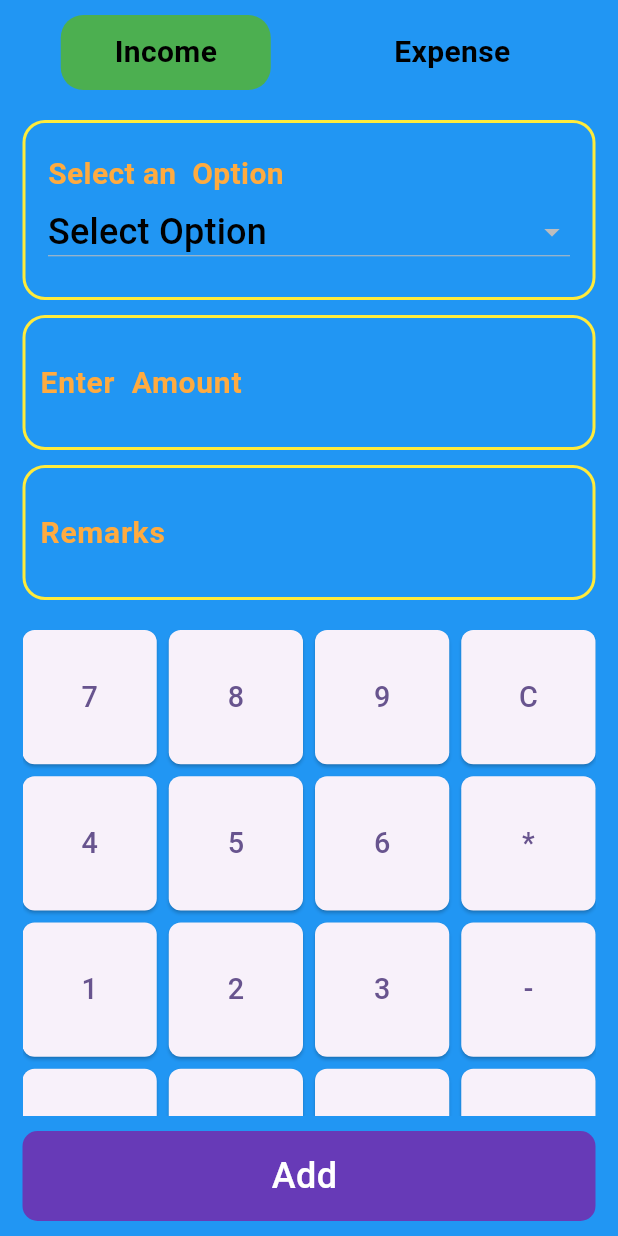
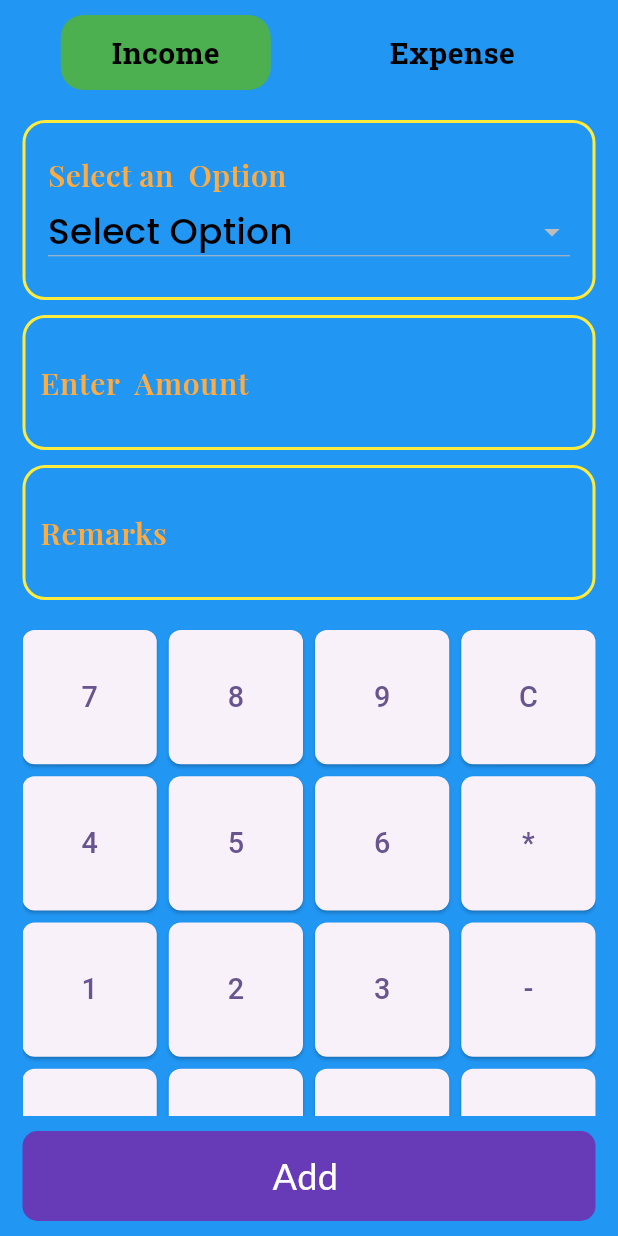
Before and after one commit to rabiaryal/budget_planner_022, a Flutter app: the screen it shows after launch, after a tap on the "add" icon, on a phone screen of 412 x 824 dp. Run offline on Flutter 3.47's test engine with Material 3 defaults, Android fonts, the phone set to English and light mode, and no system bars; our stand-ins replace another_flushbar, firebase_auth, fl_chart, fluttertoast, google_fonts, shared_preferences; missing offline and left inert: function_tree; accounts and stored records are empty.

Commit message:
different charts added

```diff
--- a/lib/Utils/style/textstyle.dart
+++ b/lib/Utils/style/textstyle.dart
@@ -1,26 +1,39 @@
 import 'package:flutter/material.dart';
+import 'package:google_fonts/google_fonts.dart';
 
 class TextStylesOO {
-  static const TextStyle title = TextStyle(
+  // Title style (bold and formal)
+  static TextStyle title = GoogleFonts.robotoSlab(
+    textStyle: const TextStyle(
       fontSize: 20,
       fontWeight: FontWeight.bold,
       color: Colors.black,
+    ),
   );
 
-  static const TextStyle input = TextStyle(
+  // Input text style (simple and modern)
+  static TextStyle input = GoogleFonts.poppins(
+    textStyle: const TextStyle(
       fontSize: 24,
       color: Colors.black,
+    ),
   );
 
-  static const TextStyle label = TextStyle(
+  // Label text style (attention-grabbing and decorative)
+  static TextStyle label = GoogleFonts.playfairDisplay(
+    textStyle: const TextStyle(
       fontSize: 20,
       fontWeight: FontWeight.w600,
       color: Colors.orangeAccent,
+    ),
   );
 
-  static const TextStyle button = TextStyle(
+  // Button text style (clear and readable)
+  static TextStyle button = GoogleFonts.lato(
+    textStyle: const TextStyle(
       fontSize: 24,
       fontWeight: FontWeight.w500,
       color: Colors.white,
+    ),
   );
 }
--- a/lib/home/amount/typescontainer.dart
+++ b/lib/home/amount/typescontainer.dart
@@ -42,10 +42,11 @@ class IOTypes extends StatelessWidget {
               // Use Consumer to listen for state changes
               builder: (context, provider, child) {
                 return DropdownButton<String>(
-  value: provider.selectedOption.isNotEmpty && options.contains(provider.selectedOption)
+                  value: provider.selectedOption.isNotEmpty &&
+                          options.contains(provider.selectedOption)
                       ? provider.selectedOption
                       : null, // Default to null if no match
-  hint: const Text(
+                  hint: Text(
                     'Select Option',
                     style: TextStylesOO.input,
                     textAlign: TextAlign.right,
@@ -80,9 +81,6 @@ class IOTypes extends StatelessWidget {
                         },
                   dropdownColor: Colors.transparent,
                 );
-
-
-
               },
             ),
           ],
--- a/lib/home/homepage.dart
+++ b/lib/home/homepage.dart
@@ -4,6 +4,10 @@ import 'package:budget_planner/Utils/style/textstyle.dart';
 
 import 'package:budget_planner/home/amount/amounthome.dart';
 import 'package:budget_planner/home/display/maindisplay.dart';
+import 'package:budget_planner/home/widget/chart01.dart';
+import 'package:budget_planner/home/widget/pie_chart01.dart';
+import 'package:budget_planner/home/widget/pie_chart02.dart';
+import 'package:fl_chart/fl_chart.dart';
 
 import 'package:flutter/material.dart';
 
@@ -15,13 +19,14 @@ class HomePage extends StatefulWidget {
 }
 
 class _HomePageState extends State<HomePage> {
+  final data = [33.0, 25.0, 12.0, 24.0, 6.0];
   @override
   Widget build(BuildContext context) {
     return Scaffold(
         appBar: AppBar(
           backgroundColor: AppColors.buttonColor,
           centerTitle: true,
-          title:const Text(
+          title: Text(
             "Budget Planner",
             style: TextStylesOO.button,
           ),
@@ -40,7 +45,12 @@ class _HomePageState extends State<HomePage> {
                         context,
                         MaterialPageRoute(
                             builder: (context) => DisplayDataPage()));
-                  })
+                  }),
+             const  SizedBox(
+                height: 400,
+                width: double.infinity,
+                child: PieChartSample2(),
+              )
             ],
           ),
         ),
--- /dev/null
+++ b/lib/home/widget/pie_chart02.dart
@@ -0,0 +1,159 @@
+import 'package:fl_chart/fl_chart.dart';
+import 'package:flutter/material.dart';
+
+class PieChartSample2 extends StatefulWidget {
+  const PieChartSample2({super.key});
+
+  @override
+  State<StatefulWidget> createState() => PieChart2State();
+}
+
+class PieChart2State extends State<PieChartSample2> {
+  int touchedIndex = -1;
+
+  @override
+  Widget build(BuildContext context) {
+    return AspectRatio(
+      aspectRatio: 1.3,
+      child: Row(
+        children: <Widget>[
+          const SizedBox(
+            height: 18,
+          ),
+          Expanded(
+            child: AspectRatio(
+              aspectRatio: 1,
+              child: PieChart(
+                PieChartData(
+                  pieTouchData: PieTouchData(
+                    touchCallback: (FlTouchEvent event, pieTouchResponse) {
+                      setState(() {
+                        if (!event.isInterestedForInteractions ||
+                            pieTouchResponse == null ||
+                            pieTouchResponse.touchedSection == null) {
+                          touchedIndex = -1;
+                          return;
+                        }
+                        touchedIndex = pieTouchResponse
+                            .touchedSection!.touchedSectionIndex;
+                      });
+                    },
+                  ),
+                  borderData: FlBorderData(
+                    show: false,
+                  ),
+                  sectionsSpace: 0,
+                  centerSpaceRadius: 40,
+                  sections: showingSections(),
+                ),
+              ),
+            ),
+          ),
+          Column(
+            mainAxisAlignment: MainAxisAlignment.end,
+            crossAxisAlignment: CrossAxisAlignment.start,
+            children: <Widget>[
+              _buildIndicator(Colors.green, 'First'),
+              const SizedBox(height: 4),
+              _buildIndicator(Colors.yellow, 'Second'),
+              const SizedBox(height: 4),
+              _buildIndicator(Colors.purple, 'Third'),
+              const SizedBox(height: 4),
+              _buildIndicator(Colors.blue, 'Fourth'),
+              const SizedBox(height: 18),
+            ],
+          ),
+          const SizedBox(width: 28),
+        ],
+      ),
+    );
+  }
+
+  Widget _buildIndicator(Color color, String text) {
+    return Row(
+      children: [
+        Container(
+          width: 12,
+          height: 12,
+          decoration: BoxDecoration(
+            shape: BoxShape.circle,
+            color: color,
+          ),
+        ),
+        const SizedBox(width: 8),
+        Text(
+          text,
+          style: const TextStyle(
+            fontSize: 14,
+            fontWeight: FontWeight.bold,
+          ),
+        ),
+      ],
+    );
+  }
+
+  List<PieChartSectionData> showingSections() {
+    return List.generate(4, (i) {
+      final isTouched = i == touchedIndex;
+      final fontSize = isTouched ? 25.0 : 16.0;
+      final radius = isTouched ? 60.0 : 50.0;
+      const shadows = [Shadow(color: Colors.black, blurRadius: 2)];
+      switch (i) {
+        case 0:
+          return PieChartSectionData(
+            color: Colors.blue,
+            value: 40,
+            title: '40%',
+            radius: radius,
+            titleStyle: TextStyle(
+              fontSize: fontSize,
+              fontWeight: FontWeight.bold,
+              color: Colors.white,
+              shadows: shadows,
+            ),
+          );
+        case 1:
+          return PieChartSectionData(
+            color: Colors.yellow,
+            value: 30,
+            title: '30%',
+            radius: radius,
+            titleStyle: TextStyle(
+              fontSize: fontSize,
+              fontWeight: FontWeight.bold,
+              color: Colors.white,
+              shadows: shadows,
+            ),
+          );
+        case 2:
+          return PieChartSectionData(
+            color: Colors.purple,
+            value: 15,
+            title: '15%',
+            radius: radius,
+            titleStyle: TextStyle(
+              fontSize: fontSize,
+              fontWeight: FontWeight.bold,
+              color: Colors.white,
+              shadows: shadows,
+            ),
+          );
+        case 3:
+          return PieChartSectionData(
+            color: Colors.green,
+            value: 15,
+            title: '15%',
+            radius: radius,
+            titleStyle: TextStyle(
+              fontSize: fontSize,
+              fontWeight: FontWeight.bold,
+              color: Colors.white,
+              shadows: shadows,
+            ),
+          );
+        default:
+          throw Error();
+      }
+    });
+  }
+}
--- a/pubspec.yaml
+++ b/pubspec.yaml
@@ -32,10 +32,12 @@ dependencies:
   cupertino_icons: ^1.0.8
   firebase_auth: ^5.3.3
   firebase_core: ^3.8.0
+  fl_chart: ^0.69.1
   flutter:
     sdk: flutter
   fluttertoast: ^8.2.8
   function_tree: ^0.9.1
+  google_fonts: ^6.2.1
   marquee: ^2.3.0
   path_provider: ^2.1.5
   provider: ^6.1.2
```
Also changed, not shown: lib/home/pages/budgetbreakdown.dart (deleted, +0 -125 lines), lib/home/pages/initialbudget.dart (deleted, +0 -81 lines), lib/home/widget/chart01.dart (added, +76 -0 lines), lib/home/widget/pie_chart01.dart (added, +60 -0 lines), pubspec.lock. Lines whose indentation alone changed are shown as unchanged.
